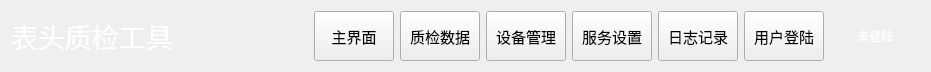
First picture: the form in MonitorPduTool/navbarwid.ui, repository ChinaClever/PDU-MonitorTool, before the edit.
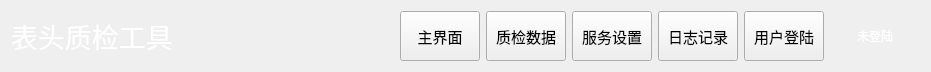
Second picture: the form after the edit.

Patch:
```diff
--- a/MonitorPduTool/navbarwid.ui
+++ b/MonitorPduTool/navbarwid.ui
@@ -157,25 +157,6 @@
      </property>
     </widget>
    </item>
-   <item row="0" column="4">
-    <widget class="QPushButton" name="devBtn">
-     <property name="maximumSize">
-      <size>
-       <width>200</width>
-       <height>50</height>
-      </size>
-     </property>
-     <property name="font">
-      <font>
-       <family>微软雅黑</family>
-       <pointsize>11</pointsize>
-      </font>
-     </property>
-     <property name="text">
-      <string>设备管理</string>
-     </property>
-    </widget>
-   </item>
   </layout>
  </widget>
  <resources/>
```
Left out of the diff: 96 changed lines with no effect on the pictures.
